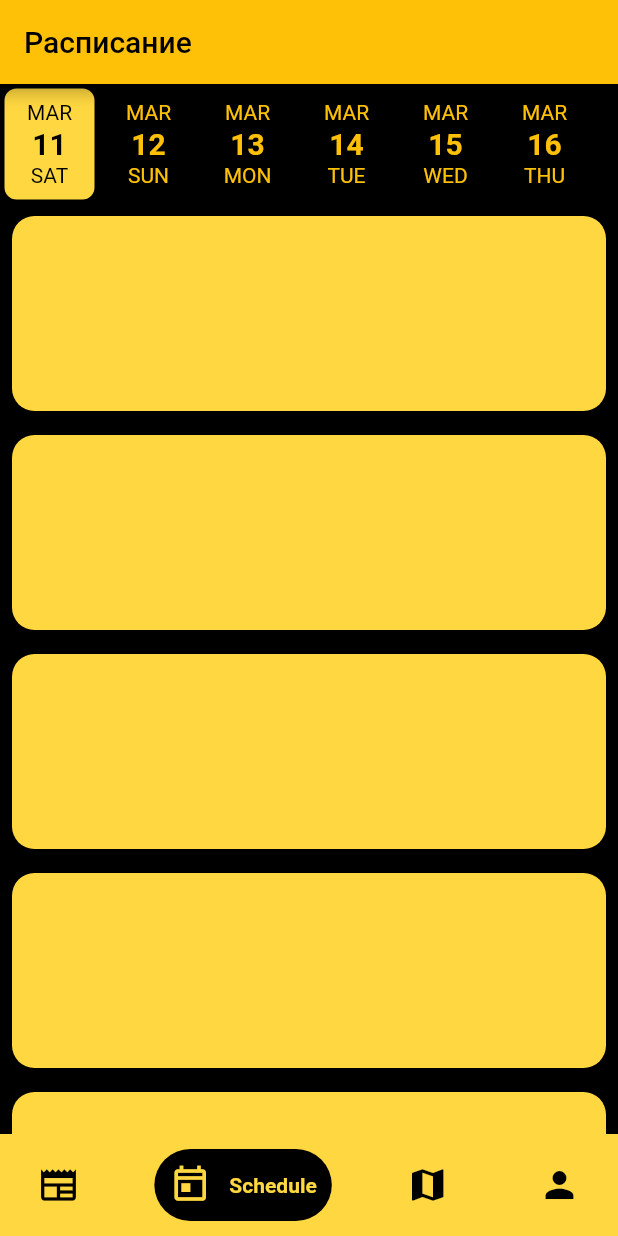
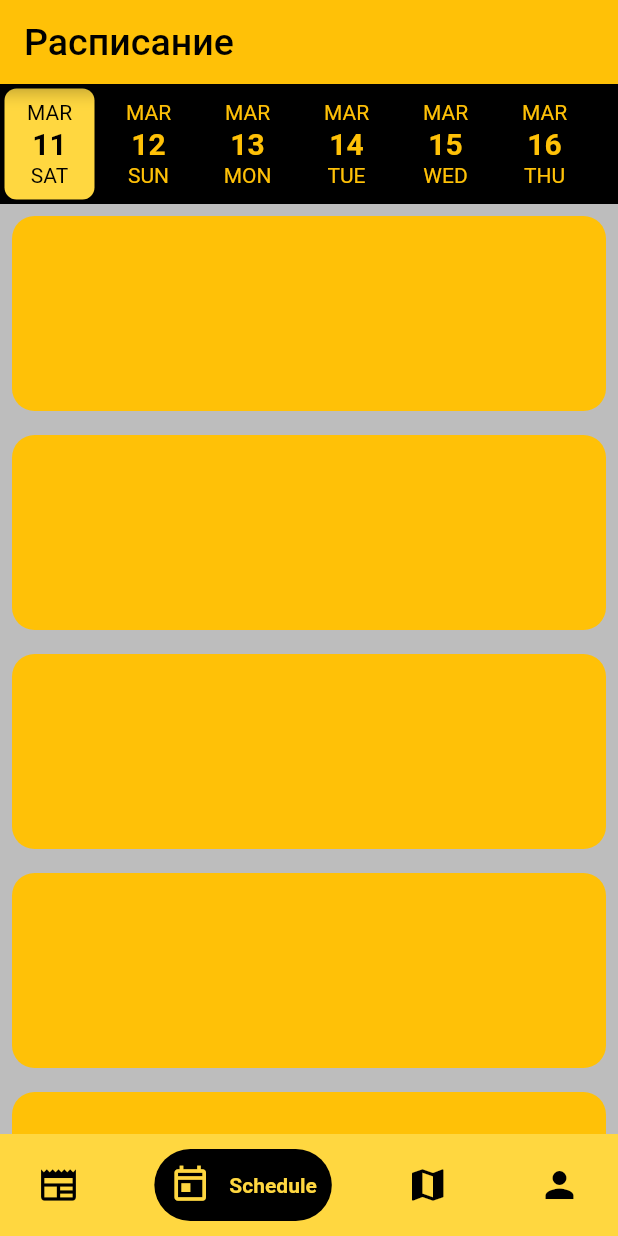
Before and after one commit to cpt-lecras/radik_project, a Flutter app: the screen it shows after launch, item 2 of the bottom bar chosen, on a phone screen of 412 x 824 dp. Run offline on Flutter 3.47's test engine with Material 2 defaults, Android fonts, the phone set to English and light mode, and no system bars; drawn by our look-alikes of date_picker_timeline, google_nav_bar; network calls fail.

Commit message:
add news

```diff
--- a/lib/Homepage.dart
+++ b/lib/Homepage.dart
@@ -4,6 +4,7 @@ import 'map.dart';
 import 'news.dart';
 import 'profile.dart';
 import 'Shedule/schedule.dart';
+
 class HomePage extends StatefulWidget {
   const HomePage({super.key});
 
@@ -13,7 +14,7 @@ class HomePage extends StatefulWidget {
 
 class _HomePage extends State<HomePage> {
 
-  int selectedIndex = 1;
+  int selectedIndex = 0;
   static const List<Widget> widgetOptions = <Widget>[
     News(),
     Schedule(),
@@ -21,10 +22,10 @@ class _HomePage extends State<HomePage> {
     Account(),
   ];
   static const List<Text> TextOp = <Text>[
-    Text('Новости'),
-    Text('Расписание'),
-    Text('Карта'),
-    Text('Аккаунт')
+    Text('Новости', style: TextStyle(fontSize: 25)),
+    Text('Расписание', style: TextStyle(fontSize: 25)),
+    Text('Карта', style: TextStyle(fontSize: 25)),
+    Text('Аккаунт', style: TextStyle(fontSize: 25))
   ];
 
   void onItemTapped(int index) {
@@ -32,12 +33,6 @@ class _HomePage extends State<HomePage> {
       selectedIndex = index;
     });
   }
-  static const List<Color> ThemeApp = <Color>[
-    Colors.black,
-    Colors.white,
-    Colors.amberAccent
-  ];
-
   //background color
   //app bar color + lable
   //bottom bar color (container + background) + icon(Color)+ active color + обводка
@@ -49,7 +44,7 @@ class _HomePage extends State<HomePage> {
         appBar: AppBar(
           title: TextOp.elementAt(selectedIndex),
         ),
-        backgroundColor: ThemeApp[0],
+        backgroundColor: Colors.black26,
         body: Center(
           child: widgetOptions.elementAt(selectedIndex),
         ),
--- a/lib/Shedule/calendar.dart
+++ b/lib/Shedule/calendar.dart
@@ -20,7 +20,7 @@ class _CalCircle extends State<CalCircle>{
           height: 130,
           decoration: BoxDecoration(
             borderRadius: BorderRadius.circular(15),
-            color:Colors.amberAccent,
+            color:Colors.amber,
 
           ),
 
--- a/lib/Shedule/schedule.dart
+++ b/lib/Shedule/schedule.dart
@@ -27,10 +27,10 @@ class _Schedule extends State<Schedule>{
                   initialSelectedDate: DateTime.now(),
                   selectionColor: Colors.amberAccent,
                   selectedTextColor: Colors.black,
-                  dayTextStyle: TextStyle(
+                  dayTextStyle: const TextStyle(
                     color: Colors.amber,
                   ),
-                  monthTextStyle: TextStyle(
+                  monthTextStyle: const TextStyle(
                     color: Colors.amber,
                   ),
                   dateTextStyle: const TextStyle(
@@ -43,7 +43,7 @@ class _Schedule extends State<Schedule>{
           //shedule
           Expanded(
             child: ListView(
-            children: [
+            children: const [
               CalCircle(),
               CalCircle(),
               CalCircle(),
--- a/lib/map.dart
+++ b/lib/map.dart
@@ -10,7 +10,7 @@ class Map extends StatefulWidget{
 class _Map extends State<Map>{
   @override
   Widget build(BuildContext context){
-    return Center(
+    return const Center(
       child: Text(
         'Map',
         style: TextStyle(color: Colors.orangeAccent) ,
--- a/lib/profile.dart
+++ b/lib/profile.dart
@@ -10,7 +10,7 @@ class Account extends StatefulWidget{
 class _Account extends State<Account>{
   @override
   Widget build(BuildContext context){
-    return Center(
+    return const Center(
       child: Text(
           'Account',
         style: TextStyle(color: Colors.orangeAccent) ,
```
Also changed, not shown: lib/news.dart (+18 -19 lines), pubspec.lock.
